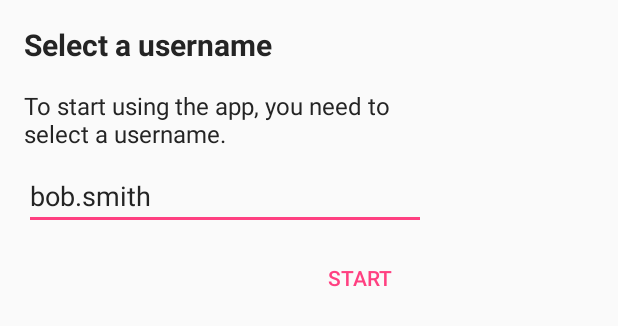
After one commit to dzolnai/bookreview-android, an Android app: the layout dialog_username_input.xml on its own in the app's theme, with its tools: preview values and no code run, on a phone screen of 412 x 824 dp. The commit adds this screen. Shown: the top 326 px of the screen. Run offline under Robolectric (Android 15) with nearby library versions, the phone set to English and light mode, and no system bars.

Commit message:
Created MVP setup

```diff
--- a/app/build.gradle
+++ b/app/build.gradle
@@ -21,12 +21,16 @@ android {
 
 def supportLibVersion = "25.3.0"
 def daggerVersion = "2.10"
+def butterknifeVersion = "8.5.1"
 
 dependencies {
-    compile fileTree(dir: 'libs', include: ['*.jar'])
     compile "com.android.support:appcompat-v7:${supportLibVersion}"
+
     compile "com.google.dagger:dagger:${daggerVersion}"
     compile "com.google.dagger:dagger-android:${daggerVersion}"
     annotationProcessor "com.google.dagger:dagger-compiler:${daggerVersion}"
     annotationProcessor "com.google.dagger:dagger-android-processor:${daggerVersion}"
+
+    compile "com.jakewharton:butterknife:${butterknifeVersion}"
+    annotationProcessor "com.jakewharton:butterknife-compiler:${butterknifeVersion}"
 }
--- a/app/src/main/AndroidManifest.xml
+++ b/app/src/main/AndroidManifest.xml
@@ -11,7 +11,7 @@
         android:supportsRtl="true"
         android:theme="@style/AppTheme">
 
-        <activity android:name=".firststart.FirstStartActivity">
+        <activity android:name=".ui.firststart.FirstStartActivity">
             <intent-filter>
                 <action android:name="android.intent.action.MAIN"/>
 
--- a/app/src/main/java/hu/bme/aut/student/bookreview/inject/ApplicationModule.java
+++ b/app/src/main/java/hu/bme/aut/student/bookreview/inject/ApplicationModule.java
@@ -11,7 +11,7 @@ import dagger.android.AndroidInjectionModule;
  * <p>
  * Created by Daniel Zolnai on 2017-03-24.
  */
-@Module(includes = {AndroidInjectionModule.class, ServiceModule.class})
+@Module(includes = {AndroidInjectionModule.class, ServiceModule.class, PresenterModule.class})
 public class ApplicationModule {
 
     private final Context _applicationContext;
--- a/app/src/main/java/hu/bme/aut/student/bookreview/inject/subcomponent/FirstStartActivitySubcomponent.java
+++ b/app/src/main/java/hu/bme/aut/student/bookreview/inject/subcomponent/FirstStartActivitySubcomponent.java
@@ -2,7 +2,7 @@ package hu.bme.aut.student.bookreview.inject.subcomponent;
 
 import dagger.Subcomponent;
 import dagger.android.AndroidInjector;
-import hu.bme.aut.student.bookreview.firststart.FirstStartActivity;
+import hu.bme.aut.student.bookreview.ui.firststart.FirstStartActivity;
 
 /**
  * Component which provides the modules for the first activity.
--- a/app/src/main/java/hu/bme/aut/student/bookreview/inject/submodule/FirstStartActivityModule.java
+++ b/app/src/main/java/hu/bme/aut/student/bookreview/inject/submodule/FirstStartActivityModule.java
@@ -1,14 +1,13 @@
 package hu.bme.aut.student.bookreview.inject.submodule;
 
 import android.app.Activity;
-import android.support.v7.app.AppCompatActivity;
 
 import dagger.Binds;
 import dagger.Module;
 import dagger.android.ActivityKey;
 import dagger.android.AndroidInjector;
 import dagger.multibindings.IntoMap;
-import hu.bme.aut.student.bookreview.firststart.FirstStartActivity;
+import hu.bme.aut.student.bookreview.ui.firststart.FirstStartActivity;
 import hu.bme.aut.student.bookreview.inject.subcomponent.FirstStartActivitySubcomponent;
 
 /**
--- a/app/src/main/res/layout/activity_first_start.xml
+++ b/app/src/main/res/layout/activity_first_start.xml
@@ -5,6 +5,6 @@
     android:layout_width="match_parent"
     android:layout_height="match_parent"
     android:background="@color/lightGrey"
-    tools:context="hu.bme.aut.student.bookreview.firststart.FirstStartActivity">
+    tools:context=".ui.firststart.FirstStartActivity">
 
 </FrameLayout>
--- /dev/null
+++ b/app/src/main/res/layout/dialog_username_input.xml
@@ -0,0 +1,44 @@
+<?xml version="1.0" encoding="utf-8"?>
+<LinearLayout
+    xmlns:android="http://schemas.android.com/apk/res/android"
+    xmlns:tools="http://schemas.android.com/tools"
+    android:layout_width="match_parent"
+    android:layout_height="match_parent"
+    android:orientation="vertical"
+    android:padding="@dimen/default_page_padding"
+    tools:layout_width="300dp">
+
+    <TextView
+        style="@style/TextAppearance.Title"
+        android:layout_width="wrap_content"
+        android:layout_height="wrap_content"
+        android:layout_marginBottom="16dp"
+        android:text="@string/dialog_username_input_title"
+    />
+
+    <TextView
+        style="@style/TextAppearance.Description"
+        android:layout_width="wrap_content"
+        android:layout_height="wrap_content"
+        android:layout_marginBottom="@dimen/default_margin"
+        android:text="@string/dialog_username_input_description"
+    />
+
+    <EditText
+        android:id="@+id/dialog_username_input_username"
+        android:layout_width="match_parent"
+        android:layout_height="wrap_content"
+        tools:text="bob.smith"
+        android:maxLines="1"
+        android:layout_marginBottom="@dimen/default_margin"
+        android:hint="@string/dialog_username_input_username_hint"/>
+
+    <android.support.v7.widget.AppCompatButton
+        android:id="@+id/dialog_username_button_start"
+        style="@style/Base.Widget.AppCompat.Button.Borderless.Colored"
+        android:layout_width="wrap_content"
+        android:layout_height="wrap_content"
+        android:layout_gravity="end"
+        android:text="@string/dialog_username_input_start_button"/>
+
+</LinearLayout>
--- a/app/src/main/res/values/colors.xml
+++ b/app/src/main/res/values/colors.xml
@@ -4,4 +4,5 @@
     <color name="colorPrimaryDark">#303F9F</color>
     <color name="colorAccent">#FF4081</color>
     <color name="lightGrey">#E0E0E0</color>
+    <color name="textColor">#242424</color>
 </resources>
--- /dev/null
+++ b/app/src/main/res/values/dimens.xml
@@ -0,0 +1,5 @@
+<?xml version="1.0" encoding="utf-8"?>
+<resources>
+    <dimen name="default_page_padding">16dp</dimen>
+    <dimen name="default_margin">8dp</dimen>
+</resources>
--- a/app/src/main/res/values/strings.xml
+++ b/app/src/main/res/values/strings.xml
@@ -1,3 +1,7 @@
 <resources>
     <string name="app_name">Bookreview</string>
+    <string name="dialog_username_input_title">Select a username</string>
+    <string name="dialog_username_input_username_hint">Username</string>
+    <string name="dialog_username_input_description">To start using the app, you need to select a username.</string>
+    <string name="dialog_username_input_start_button">START</string>
 </resources>
--- a/app/src/main/res/values/styles.xml
+++ b/app/src/main/res/values/styles.xml
@@ -1,11 +1,26 @@
 <resources>
 
     <!-- Base application theme. -->
-    <style name="AppTheme" parent="Theme.AppCompat.Light.DarkActionBar">
+    <style name="AppTheme" parent="Theme.AppCompat.Light.NoActionBar">
         <!-- Customize your theme here. -->
         <item name="colorPrimary">@color/colorPrimary</item>
         <item name="colorPrimaryDark">@color/colorPrimaryDark</item>
         <item name="colorAccent">@color/colorAccent</item>
+        <item name="android:textColorPrimary">@color/textColor</item>
+        <item name="android:textAppearance">@style/TextAppearance</item>
+    </style>
+
+    <style name="TextAppearance" parent="TextAppearance.AppCompat">
+        <item name="android:textColor">@color/textColor</item>
+    </style>
+
+    <style name="TextAppearance.Title">
+        <item name="android:textSize">20sp</item>
+        <item name="android:textStyle">bold</item>
+    </style>
+
+    <style name="TextAppearance.Description">
+        <item name="android:textSize">16sp</item>
     </style>
 
 </resources>
```
Also changed, not shown: app/src/main/java/hu/bme/aut/student/bookreview/firststart/FirstStartActivity.java (deleted, +0 -23 lines), app/src/main/java/hu/bme/aut/student/bookreview/inject/PresenterModule.java (added, +20 -0 lines), app/src/main/java/hu/bme/aut/student/bookreview/ui/Presenter.java (added, +18 -0 lines), app/src/main/java/hu/bme/aut/student/bookreview/ui/firststart/FirstStartActivity.java (added, +57 -0 lines), app/src/main/java/hu/bme/aut/student/bookreview/ui/firststart/FirstStartPresenter.java (added, +28 -0 lines), app/src/main/java/hu/bme/aut/student/bookreview/ui/firststart/FirstStartScreen.java (added, +12 -0 lines), app/src/main/java/hu/bme/aut/student/bookreview/ui/firststart/UsernameInputDialog.java (added, +40 -0 lines).
